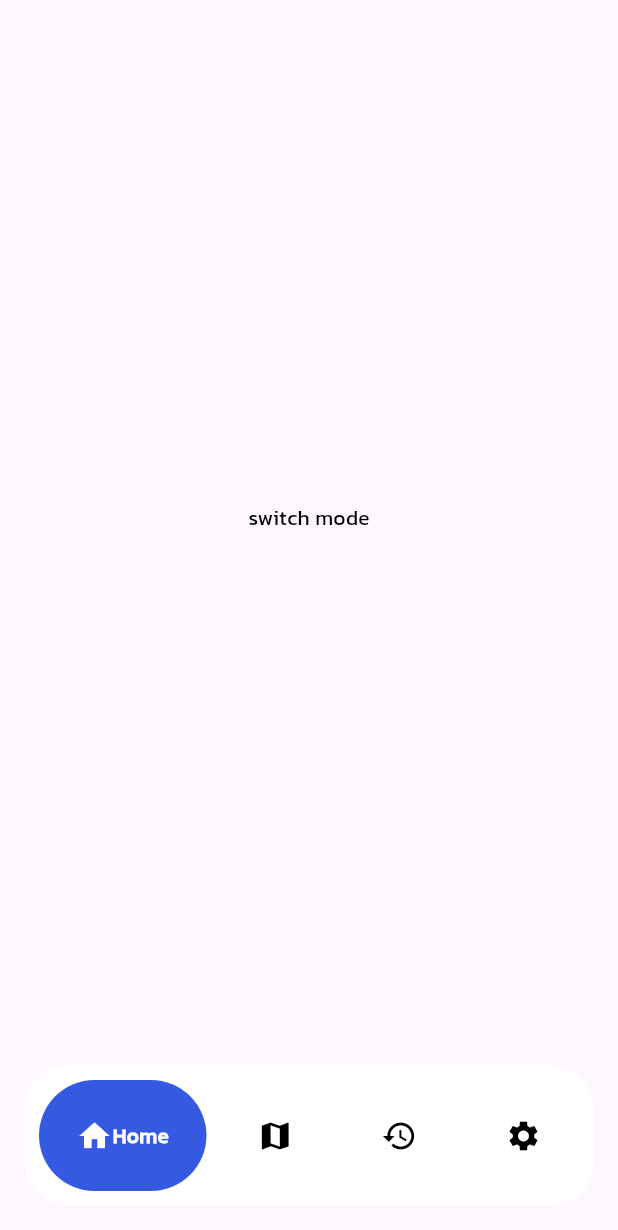
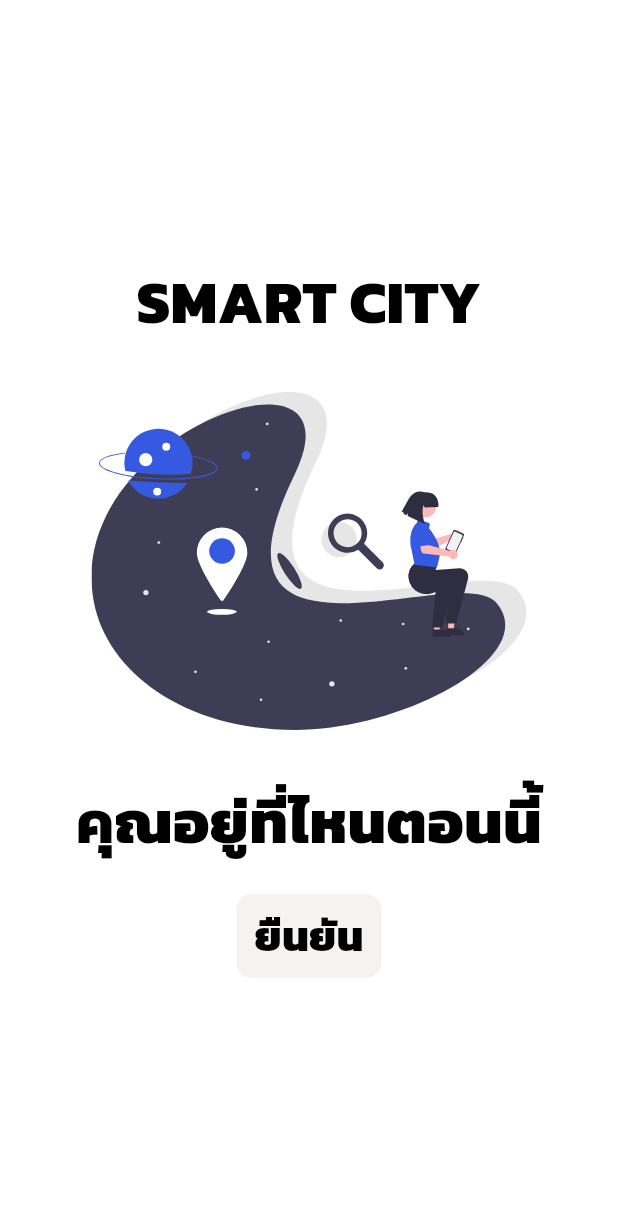
Before and after one commit to Aphiwatch/smart_city_app, a Flutter app: the screen it shows after launch, on a phone screen of 412 x 824 dp. Shown: the top 1230 px of the screen. Run offline on Flutter 3.47's test engine with Material 3 defaults, Android fonts, the phone set to English and light mode, and no system bars; drawn by our look-alikes of google_nav_bar; our stand-ins replace flutter_svg.

Commit message:
update_homescreen

```diff
--- a/lib/page/home.dart
+++ b/lib/page/home.dart
@@ -1,5 +1,6 @@
 import 'package:flutter/material.dart';
-import 'package:google_nav_bar/google_nav_bar.dart';
+import 'package:flutter_application_1/utils/theme/custom_themes/text_theme.dart';
+import 'package:flutter_svg/flutter_svg.dart';
 
 class HomePage extends StatelessWidget {
   const HomePage({super.key});
@@ -7,43 +8,36 @@ class HomePage extends StatelessWidget {
   @override
   Widget build(BuildContext context) {
     return Scaffold(
-      backgroundColor: Theme.of(context).colorScheme.background,
-      body: const Center(
-        child: Text('switch mode'),
-      ),
-      bottomNavigationBar: Container(
-        margin: EdgeInsets.symmetric(horizontal: 16, vertical: 20),
-        decoration: BoxDecoration(
-            color: Colors.white, borderRadius: BorderRadius.circular(30)),
-        child: SafeArea(
-          child: Padding(
-            padding: EdgeInsets.all(10),
-            child: GNav(
-              backgroundColor: Colors.white,
-              color: Colors.black,
-              activeColor: Colors.white,
-              tabBackgroundColor: Color(0xff3559E0),
-              tabs: [
-                GButton(
-                  icon: Icons.home,
-                  text: 'Home',
+      body: Column(
+        mainAxisAlignment: MainAxisAlignment.center,
+        children: [
+          Text(
+            'SMART CITY',
+            style: SMCTextTheme.lightTextTheme.headlineLarge,
+          ),
+          Container(
+            height: 290,
+            width: 290,
+            child: SvgPicture.asset('assets/images/undraw_location_search_re_ttoj.svg')),
+          Column(
+            children: [
+              Center(
+                child: Text(
+                  'คุณอยู่ที่ไหนตอนนี้',
+                  style: SMCTextTheme.lightTextTheme.headlineLarge,
                 ),
-                GButton(
-                  icon: Icons.map,
-                  text: 'Maps',
-                ),
-                GButton(
-                  icon: Icons.history,
-                  text: 'History',
-                ),
-                GButton(
-                  icon: Icons.settings,
-                  text: 'Setting',
-                )
-              ],
-            ),
+              ),
+            ],
           ),
-        ),
+          SizedBox(height: 20,),
+          Container(
+            decoration: BoxDecoration(color: Color(0xFFF4F3F2), borderRadius: BorderRadius.circular(10)),
+            child: Column(
+              children: [
+                TextButton(onPressed: (){}, child: Text("ยืนยัน",style: SMCTextTheme.lightTextTheme.headlineMedium ,))
+              ]),
+          ),
+        ],
       ),
     );
   }
--- a/lib/utils/theme/custom_themes/text_theme.dart
+++ b/lib/utils/theme/custom_themes/text_theme.dart
@@ -6,12 +6,12 @@ class SMCTextTheme{
   ///Customize Light Text Theme
   static TextTheme lightTextTheme = TextTheme(
     headlineLarge: const TextStyle().copyWith(
-      fontSize: 32,
+      fontSize: 40,
       fontWeight: FontWeight.bold,
       color: Colors.black
     ),
     headlineMedium: const TextStyle().copyWith(
-      fontSize: 24,
+      fontSize: 28,
       fontWeight: FontWeight.w600,
       color: Colors.black,
     ),
--- a/lib/utils/theme/theme.dart
+++ b/lib/utils/theme/theme.dart
@@ -11,14 +11,14 @@ class SMCAppTheme {
     primaryColor: Colors.blue,
     scaffoldBackgroundColor: Colors.white,
     textTheme: SMCTextTheme.lightTextTheme,
-    elevatedButtonTheme: ElevatedButtonThemeData(),
+    // elevatedButtonTheme: ElevatedButtonThemeData(),
   );
   static ThemeData darkTheme = ThemeData(
     useMaterial3: true,
     fontFamily: 'Kanit',
     brightness: Brightness.dark,
     primaryColor: Colors.blue,
-    scaffoldBackgroundColor: Colors.black,
+    scaffoldBackgroundColor: Color(0xFF070F2B),
     textTheme: SMCTextTheme.darkTextTheme,
   );
 }
```
Also changed, not shown: pubspec.yaml (+3 -15 lines), assets/images/undraw_location_search_re_ttoj.svg (added), pubspec.lock.
